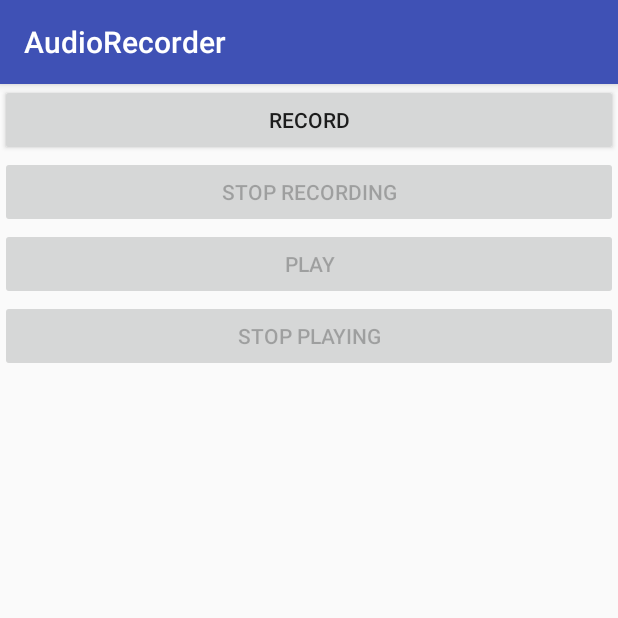
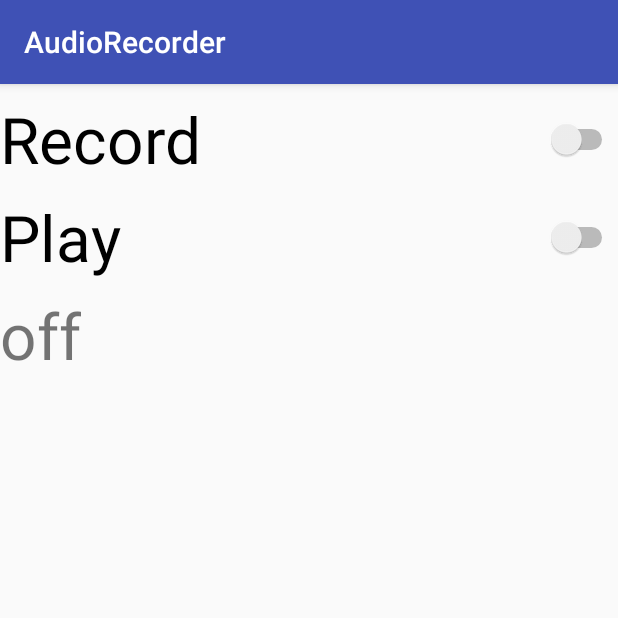
Before and after one commit to evgenyFinkin/AudioRecorder, an Android app: the screen it shows after launch (MainActivity), on a phone screen of 412 x 824 dp, the top half of it. Run offline under Robolectric (Android 15) with nearby library versions, the phone set to English and light mode, and no system bars.

Commit message:
A WORKING AudioRecorder

```diff
--- a/app/src/main/java/com/example/jonfi/audiorecorder/MainActivity.java
+++ b/app/src/main/java/com/example/jonfi/audiorecorder/MainActivity.java
@@ -1,169 +1,110 @@
 package com.example.jonfi.audiorecorder;
 
+import android.Manifest;
 import android.content.pm.PackageManager;
 import android.media.MediaPlayer;
 import android.media.MediaRecorder;
-import android.os.Environment;
 import android.support.annotation.NonNull;
 import android.support.v4.app.ActivityCompat;
 import android.support.v7.app.AppCompatActivity;
 import android.os.Bundle;
-import android.view.View;
-import android.widget.Button;
-import android.widget.Toast;
-import android.support.v4.content.ContextCompat;
+import android.widget.CompoundButton;
+import android.widget.Switch;
+import android.widget.TextView;
 
 import java.io.IOException;
-import java.util.Random;
 
-import static android.Manifest.permission.RECORD_AUDIO;
-import static android.Manifest.permission.WRITE_EXTERNAL_STORAGE;
 
 public class MainActivity extends AppCompatActivity {
 
-    Button buttRecord,buttStopRecording, buttStopPlaying, buttPlay;
+    Switch swiRecord, swiPlay;
+    TextView test;
 
-    String AudioSavePathInDevice = null;
-    String RandomAudioFileName = "ABCDEFGHIJKLMNOP";
+    String mFileName = null;
 
+    // Requesting permission to RECORD_AUDIO
+    private boolean permissionToRecordAccepted = false;
+    private String [] permissions = {Manifest.permission.RECORD_AUDIO};
+
+    @Override
+    public void onRequestPermissionsResult(int requestCode, @NonNull String[] permissions, @NonNull int[] grantResults) {
+        super.onRequestPermissionsResult(requestCode, permissions, grantResults);
+        switch (requestCode){
+            case REQUEST_RECORD_AUDIO_PERMISSION:
+                permissionToRecordAccepted  = grantResults[0]==PackageManager.PERMISSION_GRANTED;
+                break;
+        }
+        if (!permissionToRecordAccepted ) finish();
+    }
 
     MediaRecorder mMediaRecorder = new MediaRecorder();
     MediaPlayer mMediaPlayer ;
 
-    public static final int RequestPermissionCode = 1986;
+    public static final int REQUEST_RECORD_AUDIO_PERMISSION = 1986;
 
     @Override
     protected void onCreate(Bundle savedInstanceState) {
         super.onCreate(savedInstanceState);
         setContentView(R.layout.activity_main);
 
-        buttRecord = (Button) findViewById(R.id.buttRecord);
-        buttStopRecording = (Button) findViewById(R.id.buttStopRecording);
-        buttStopRecording.setEnabled(false);
-        buttStopPlaying = (Button) findViewById(R.id.buttStopPlaying);
-        buttStopPlaying.setEnabled(false);
-        buttPlay = (Button) findViewById(R.id.buttPlay);
-        buttPlay.setEnabled(false);
+        ActivityCompat.requestPermissions(this, permissions, REQUEST_RECORD_AUDIO_PERMISSION);
 
-        //random 64bit number
-        Random random = new Random();
+        swiRecord=(Switch)findViewById(R.id.swiRecord);
+        swiPlay=(Switch)findViewById(R.id.swiPlay);
 
-        buttRecord.setOnClickListener(new View.OnClickListener() {
+
+        test=(TextView)findViewById(R.id.test);
+        test.setText("off");
+
+        mFileName = getExternalCacheDir().getAbsolutePath();
+        mFileName += "/audiorecordtest.3gp";
+
+
+        swiRecord.setOnCheckedChangeListener(new CompoundButton.OnCheckedChangeListener() {
             @Override
-            public void onClick(View view) {
-                if(checkPermission())   {
-                    AudioSavePathInDevice=Environment
-                            .getExternalStorageDirectory()
-                            .getAbsolutePath()
-                            +"/"+CreateRandomAudioFileName(5)+"AudioRecording.3gp";
+            public void onCheckedChanged(CompoundButton compoundButton, boolean b) {
+                if(b)    {
+                    test.setText("on");
+
+                    MediaRecorderReady();
 
                     try {
                         mMediaRecorder.prepare();
-                        mMediaRecorder.start();
-                    } catch (IllegalStateException e) {
-                        e.printStackTrace();
                     } catch (IOException e) {
                         e.printStackTrace();
                     }
 
-                    buttRecord.setEnabled(false);
-                    buttStopRecording.setEnabled(true);
+                    mMediaRecorder.start();
 
-                    Toast.makeText(MainActivity.this,"Recording started",Toast.LENGTH_LONG).show();
                 }else   {
-                    requestPermission();
+                    test.setText("off");
+
+                    mMediaRecorder.stop();
+                    mMediaRecorder.release();
+                    mMediaRecorder=null;
                 }
             }
         });
 
-        buttStopRecording.setOnClickListener(new View.OnClickListener() {
+        swiPlay.setOnCheckedChangeListener(new CompoundButton.OnCheckedChangeListener() {
             @Override
-            public void onClick(View view) {
-                mMediaRecorder.stop();
-                buttStopRecording.setEnabled(false);
-                buttStopPlaying.setEnabled(false);
-                buttPlay.setEnabled(true);
-                buttRecord.setEnabled(true);
-
-                Toast.makeText(MainActivity.this,"Recording Completed",Toast.LENGTH_LONG).show();
-            }
-        });
-
-        buttPlay.setOnClickListener(new View.OnClickListener() {
-            @Override
-            public void onClick(View view) throws IllegalArgumentException,
-                    SecurityException, IllegalStateException {
-
-                buttRecord.setEnabled(false);
-                buttStopRecording.setEnabled(false);
-                buttStopPlaying.setEnabled(true);
+            public void onCheckedChanged(CompoundButton compoundButton, boolean b) {
+                if(b)   {
 
                     mMediaPlayer=new MediaPlayer();
-
                     try {
-                    mMediaPlayer.setDataSource(AudioSavePathInDevice);
+                        mMediaPlayer.setDataSource(mFileName);
                         mMediaPlayer.prepare();
                         mMediaPlayer.start();
                     } catch (IOException e) {
                         e.printStackTrace();
                     }
-
-                Toast.makeText(MainActivity.this,"Recording Playing",Toast.LENGTH_LONG).show();
-            }
-        });
-
-        buttStopPlaying.setOnClickListener(new View.OnClickListener() {
-            @Override
-            public void onClick(View view) {
-
-                buttStopRecording.setEnabled(false);
-                buttStopPlaying.setEnabled(false);
-                buttRecord.setEnabled(true);
-                buttPlay.setEnabled(true);
-
-                if(mMediaPlayer!=null)    {
-                    mMediaPlayer.stop();
+                }else   {
                     mMediaPlayer.release();
-                    MediaRecorderReady();
+                    mMediaPlayer=null;
                 }
             }
         });
-
-    }
-
-    private boolean checkPermission() {
-        int writeExternalStoragePermission=ContextCompat
-                .checkSelfPermission(getApplicationContext(),WRITE_EXTERNAL_STORAGE);
-        int recordAudioPermission=ContextCompat
-                .checkSelfPermission(getApplicationContext(),RECORD_AUDIO);
-        return (writeExternalStoragePermission==PackageManager.PERMISSION_GRANTED
-                &&recordAudioPermission==PackageManager.PERMISSION_GRANTED);
-    }
-
-    private void requestPermission() {
-        ActivityCompat.requestPermissions(MainActivity.this,
-                new String[]{WRITE_EXTERNAL_STORAGE, RECORD_AUDIO},
-                RequestPermissionCode);
-    }
-
-    @Override
-    public void onRequestPermissionsResult(int requestCode, @NonNull String[] permissions, @NonNull int[] grantResults) {
-        switch (requestCode)   {
-            case RequestPermissionCode:
-                boolean StoragePermission=grantResults[0]==PackageManager.PERMISSION_GRANTED;
-                boolean RecordPermission=grantResults[1]==PackageManager.PERMISSION_GRANTED;
-                break;
-        }
-    }
-
-    private String CreateRandomAudioFileName(int i) {
-        StringBuilder stringBuilder=new StringBuilder(i);
-        Random random=new Random();
-        while(i>0) {
-            stringBuilder.append(RandomAudioFileName.charAt(random.nextInt(RandomAudioFileName.length())));
-            i--;
-        }
-        return stringBuilder.toString();
     }
 
     private void MediaRecorderReady() {
@@ -171,6 +112,6 @@ public class MainActivity extends AppCompatActivity {
         mMediaRecorder.setAudioSource(MediaRecorder.AudioSource.MIC);
         mMediaRecorder.setOutputFormat(MediaRecorder.OutputFormat.THREE_GPP);
         mMediaRecorder.setAudioEncoder(MediaRecorder.OutputFormat.AMR_NB);
-        mMediaRecorder.setOutputFile(AudioSavePathInDevice);
+        mMediaRecorder.setOutputFile(mFileName);
     }
 }
--- a/app/src/main/res/layout/activity_main.xml
+++ b/app/src/main/res/layout/activity_main.xml
@@ -8,30 +8,29 @@
     tools:context="com.example.jonfi.audiorecorder.MainActivity">
 
 
-    <Button
-        android:id="@+id/buttRecord"
+    <Switch
+        android:id="@+id/swiRecord"
         android:layout_width="match_parent"
         android:layout_height="wrap_content"
+        android:layout_alignParentStart="true"
+        android:layout_alignParentTop="true"
+        android:textSize="64px"
+        android:layout_marginTop="8dp"
         android:text="Record" />
-
-    <Button
-        android:id="@+id/buttStopRecording"
+    <Switch
+        android:id="@+id/swiPlay"
         android:layout_width="match_parent"
         android:layout_height="wrap_content"
-        android:layout_below="@id/buttRecord"
-        android:text="Stop recording" />
-
-    <Button
-        android:id="@+id/buttStopPlaying"
-        android:layout_width="match_parent"
+        android:layout_alignParentStart="true"
+        android:textSize="64px"
+        android:layout_marginTop="8dp"
+        android:layout_below="@+id/swiRecord"
+        android:text="Play" />
+    <TextView
+        android:id="@+id/test"
+        android:layout_width="wrap_content"
         android:layout_height="wrap_content"
-        android:layout_below="@id/buttPlay"
-        android:text="Stop playing" />
-
-    <Button
-        android:id="@+id/buttPlay"
-        android:layout_width="match_parent"
-        android:layout_height="wrap_content"
-        android:layout_below="@id/buttStopRecording"
-        android:text="Play" />
+        android:textSize="64px"
+        android:layout_marginTop="8dp"
+        android:layout_below="@+id/swiPlay"/>
 </RelativeLayout>
```
Lines whose indentation alone changed are shown as unchanged.
